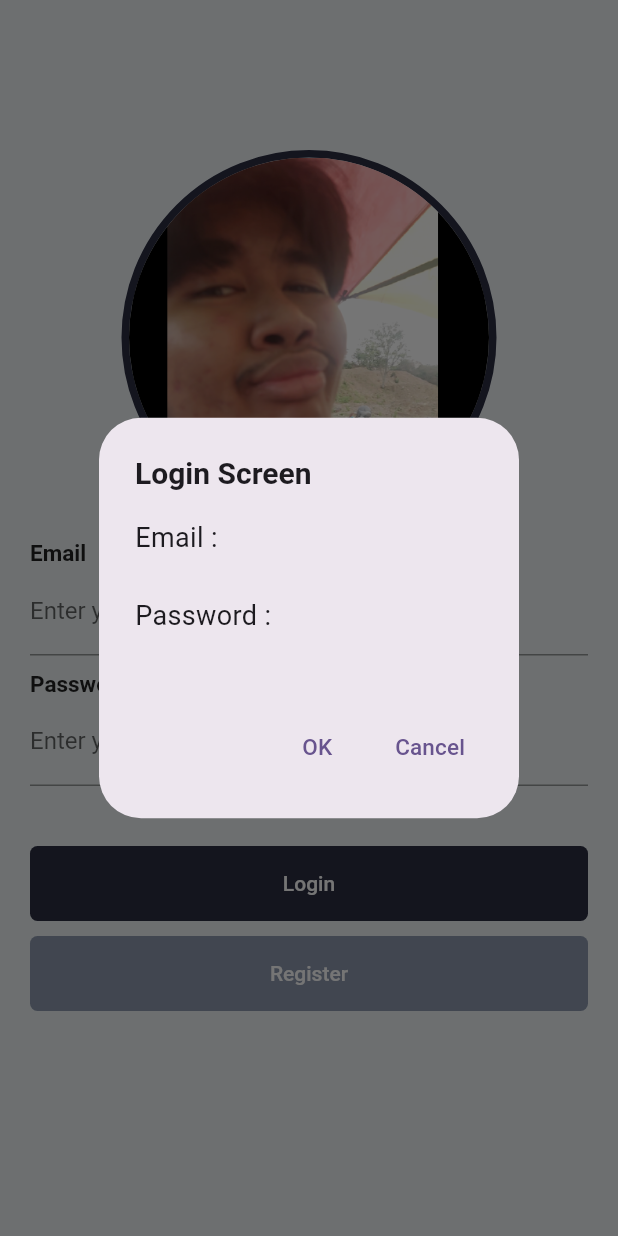
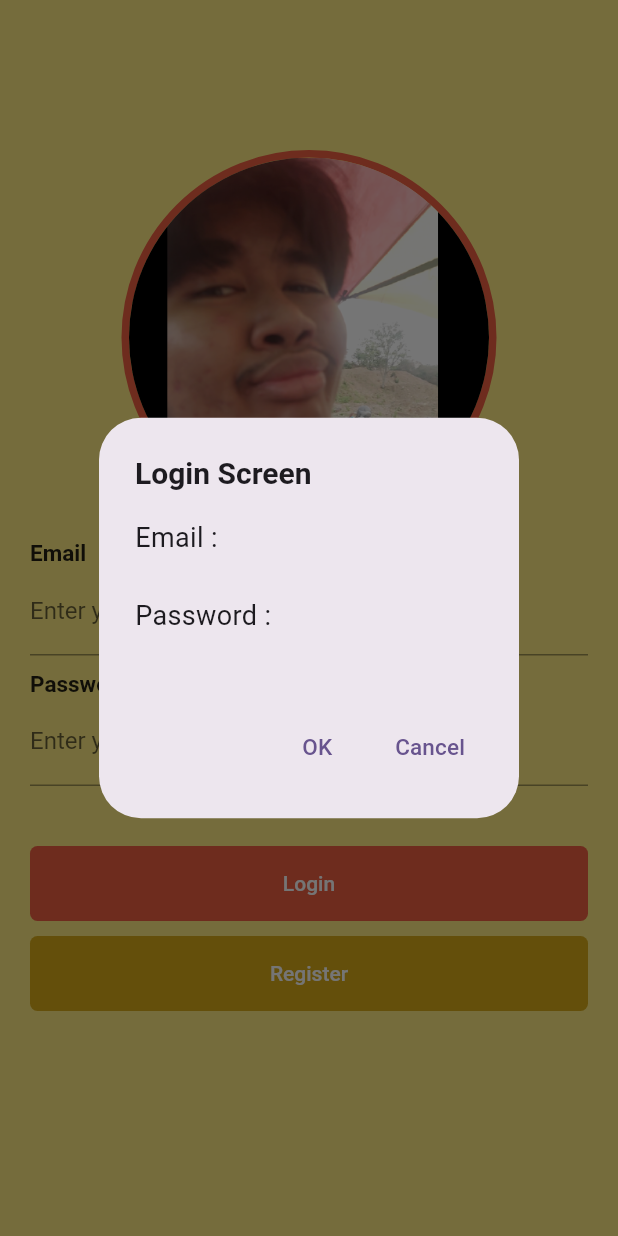
Before and after one commit to muhamadfarrelrizqullah/FormLoginMobile, a Flutter app: the screen it shows after launch, after a tap on "Login", on a phone screen of 412 x 824 dp. Run offline on Flutter 3.47's test engine with Material 2 defaults, Android fonts, the phone set to English and light mode, and no system bars.

Commit message:
Update Splashscreen

```diff
--- a/lib/login.dart
+++ b/lib/login.dart
@@ -16,7 +16,7 @@ class _LoginScreenState extends State<LoginScreen> {
     return MaterialApp(
       title: 'Login',
       home: Scaffold(
-        backgroundColor: const Color(0xFFedf2f4),
+        backgroundColor: const Color(0xFFFEEB82),
         body: SingleChildScrollView(
           child: Container(
             padding: const EdgeInsets.fromLTRB(20, 100, 20, 0),
@@ -29,7 +29,7 @@ class _LoginScreenState extends State<LoginScreen> {
                     decoration: BoxDecoration(
                       borderRadius: BorderRadius.circular(1000.0),
                       border: Border.all(
-                        color: const Color(0xFF2b2d42),
+                        color: const Color(0xFFF05F42),
                         width: 5.0,
                       ),
                     ),
@@ -125,7 +125,7 @@ class _LoginScreenState extends State<LoginScreen> {
                           )),
                   style: TextButton.styleFrom(
                     minimumSize: const Size.fromHeight(50),
-                    backgroundColor: const Color(0xFF2b2d42),
+                    backgroundColor: const Color(0xFFF05F42),
                     foregroundColor: Colors.white,
                     shape: RoundedRectangleBorder(
                       borderRadius: BorderRadius.circular(5),
@@ -140,7 +140,7 @@ class _LoginScreenState extends State<LoginScreen> {
                   onPressed: () => Navigator.pushNamed(context, '/register'),
                   style: TextButton.styleFrom(
                     minimumSize: const Size.fromHeight(50),
-                    backgroundColor: const Color(0xFF8d99ae),
+                    backgroundColor: const Color(0xFFDAAC18),
                     foregroundColor: Colors.white,
                     shape: RoundedRectangleBorder(
                       borderRadius: BorderRadius.circular(5),
--- a/lib/main.dart
+++ b/lib/main.dart
@@ -57,18 +57,21 @@ class _SplashScreenState extends State<SplashScreen> {
 
   @override
   Widget build(BuildContext context) {
-    return const Scaffold(
+    return Scaffold(
+      backgroundColor: const Color(0xFFFEEB82),
       body: Flex(
         direction: Axis.vertical,
         mainAxisAlignment: MainAxisAlignment.center,
         children: [
           Center(
-            child: FlutterLogo(
-              size: 100,
+            child: Image.asset(
+              'img/Logo.png',
+              width: 250,
+              height: 250,
             ),
           ),
-          SizedBox(height: 40),
-          CircularProgressIndicator(),
+          const SizedBox(height: 40),
+          const CircularProgressIndicator(),
         ],
       ),
     );
--- a/pubspec.yaml
+++ b/pubspec.yaml
@@ -61,6 +61,7 @@ flutter:
   uses-material-design: true
   assets:
     - img/icon.png
+    - img/Logo.png
 
   # To add assets to your application, add an assets section, like this:
   # assets:
```
Also changed, not shown: img/Logo.png (added).
